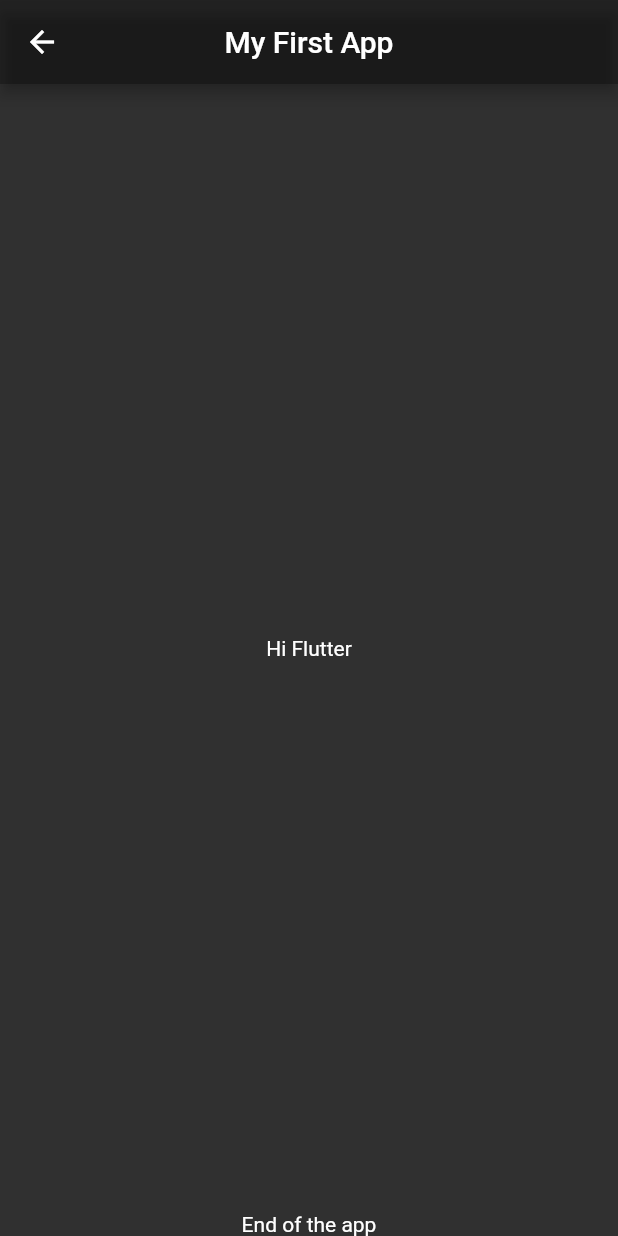
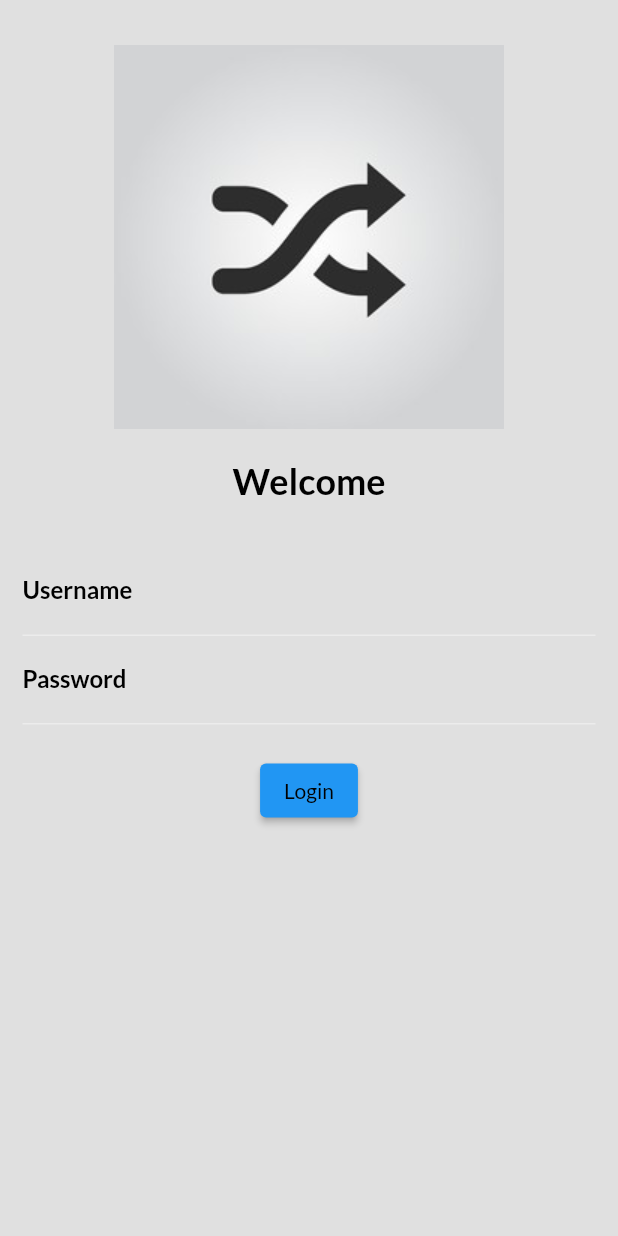
Before and after one commit to sohaibamir/Catalog-App, a Flutter app: the screen it shows after launch, on a phone screen of 412 x 824 dp. Run offline on Flutter 3.47's test engine with Material 2 defaults, Android fonts, the phone set to English and light mode, and no system bars; our stand-ins replace google_fonts.

Commit message:
completed day 4

```diff
--- a/lib/main.dart
+++ b/lib/main.dart
@@ -2,13 +2,16 @@ import 'package:flutter/cupertino.dart';
 import 'package:flutter/material.dart';
 import 'package:flutter_application_1/pages/home_page.dart';
 import 'package:flutter_application_1/pages/login_page.dart';
+import 'package:google_fonts/google_fonts.dart';
 
 void main() {
   //runApp(const MaterialApp(home: Text("Hello")));
-  runApp(MyApp());
+  runApp(const MyApp());
 }
 
 class MyApp extends StatelessWidget {
+  const MyApp({Key? key}) : super(key: key);
+
   @override
   Widget build(BuildContext context) {
     // add();
@@ -18,8 +21,12 @@ class MyApp extends StatelessWidget {
 
     return MaterialApp(
       themeMode: ThemeMode.dark,
-      theme: ThemeData(primarySwatch: Colors.deepPurple),
-      darkTheme: ThemeData(brightness: Brightness.dark),
+      theme: ThemeData(
+          primarySwatch: Colors.deepPurple,
+          fontFamily: GoogleFonts.lato().fontFamily),
+      darkTheme: ThemeData(
+          brightness: Brightness.dark,
+          fontFamily: GoogleFonts.lato().fontFamily),
       initialRoute: "/home",
       routes: {
         "/": (context) => LoginPage(),
--- a/lib/pages/home_page.dart
+++ b/lib/pages/home_page.dart
@@ -3,20 +3,78 @@ import 'package:flutter/material.dart';
 class HomePage extends StatelessWidget {
   @override
   Widget build(BuildContext context) {
-    return Scaffold(
-        appBar: AppBar(
-          centerTitle: true,
-          title: const Text("My First App"),
-          backgroundColor: Colors.black26,
-        ),
-        body: const Center(
-          child: Center(
-            child: Text("Hi Flutter"),
-          ),
-        ),
-        bottomNavigationBar: const Text(
-          "End of the app",
-          textAlign: TextAlign.center,
+    return Material(
+        color: Colors.grey.shade300,
+        child: Column(
+          children: [
+            // ignore: prefer_const_constructors
+            SizedBox(
+              height: 30.0,
+            ),
+            Image.asset(
+              "assets/images/random.jpg",
+              fit: BoxFit.cover,
+            ),
+            // ignore: prefer_const_constructors
+            SizedBox(
+              height: 20.0,
+            ),
+            // ignore: prefer_const_constructors
+            Text(
+              "Welcome",
+              style: const TextStyle(
+                fontSize: 24,
+                fontWeight: FontWeight.bold,
+                color: Colors.black,
+              ),
+            ),
+            // ignore: prefer_const_constructors
+            SizedBox(
+              height: 20.0,
+            ),
+            Padding(
+                padding:
+                    const EdgeInsets.symmetric(vertical: 10, horizontal: 15),
+                child: Column(
+                  children: [
+                    TextFormField(
+                        cursorColor: Colors.black,
+                        style: const TextStyle(color: Colors.black),
+                        decoration: const InputDecoration(
+                            hintText: "Enter username",
+                            labelText: "Username",
+                            hintStyle: TextStyle(
+                                color: Colors.red, fontWeight: FontWeight.w200),
+                            labelStyle: TextStyle(
+                                color: Colors.black,
+                                fontWeight: FontWeight.bold))),
+                    TextFormField(
+                        obscureText: true,
+                        cursorColor: Colors.black,
+                        style: const TextStyle(color: Colors.black),
+                        decoration: const InputDecoration(
+                            hintText: "Enter password",
+                            labelText: "Password",
+                            hintStyle: TextStyle(
+                                color: Colors.red, fontWeight: FontWeight.w200),
+                            labelStyle: TextStyle(
+                                color: Colors.black,
+                                fontWeight: FontWeight.bold))),
+                    // ignore: prefer_const_constructors
+                    SizedBox(
+                      height: 20.0,
+                    ),
+                    ElevatedButton(
+                      onPressed: () {
+                        // ignore: avoid_print
+                        print("Button working");
+                      },
+                      child: const Text("Login"),
+                      style: TextButton.styleFrom(primary: Colors.black),
+                    )
+                  ],
+                )),
+          ],
         ));
   }
 }
--- a/pubspec.yaml
+++ b/pubspec.yaml
@@ -34,6 +34,7 @@ dependencies:
   # The following adds the Cupertino Icons font to your application.
   # Use with the CupertinoIcons class for iOS style icons.
   cupertino_icons: ^1.0.2
+  google_fonts: ^2.2.0
 
 dev_dependencies:
   flutter_test:
@@ -58,8 +59,8 @@ flutter:
   uses-material-design: true
 
   # To add assets to your application, add an assets section, like this:
-  # assets:
-  #   - images/a_dot_burr.jpeg
+  assets:
+    - assets/images/
   #   - images/a_dot_ham.jpeg
 
   # An image asset can refer to one or more resolution-specific "variants", see
```
Also changed, not shown: assets/images/ld.png (added), assets/images/random.jpg (added), pubspec.lock.
